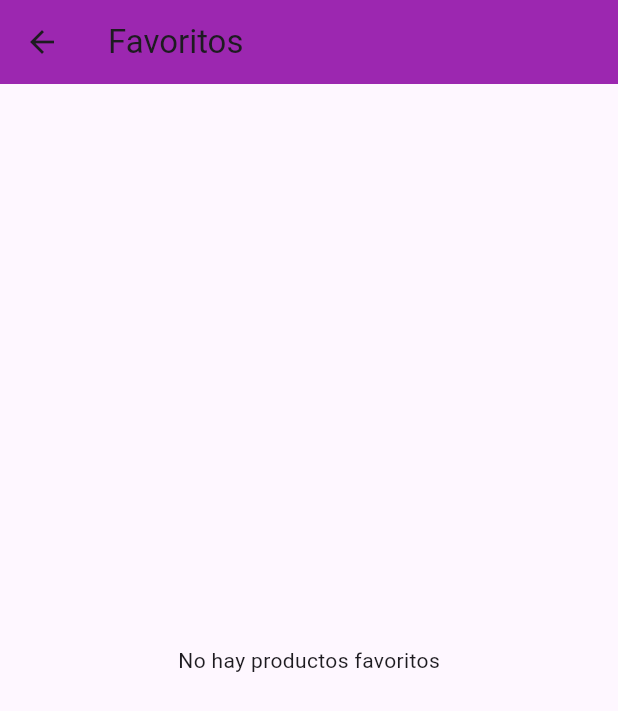
After one commit to ZabdiVent/Proyecto-Final, a Flutter app: the FavoritosPage screen opened directly, on a phone screen of 412 x 824 dp. The commit adds this screen. Shown: the top 711 px of the screen. Run offline on Flutter 3.47's test engine with Material 3 defaults, Android fonts, the phone set to English and light mode, and no system bars.

Commit message:
Commit 8 - Pantalla de visualización de producto y favoritos

```diff
--- /dev/null
+++ b/proyecto_final/lib/fragments/favorite.dart
@@ -0,0 +1,49 @@
+import 'package:flutter/material.dart';
+import 'package:proyecto_final/models/favmodel.dart';
+import 'package:proyecto_final/models/modelo.dart';
+
+class FavoritosPage extends StatefulWidget {
+  final List<Producto> favoritos;
+
+  FavoritosPage({required this.favoritos});
+
+  @override
+  _FavoritosPageState createState() => _FavoritosPageState();
+}
+
+class _FavoritosPageState extends State<FavoritosPage> {
+  void _removeFromFavorites(Producto producto) {
+    setState(() {
+      Favoritos.favoritos.remove(producto);
+    });
+  }
+
+  @override
+  Widget build(BuildContext context) {
+    return Scaffold(
+      appBar: AppBar(
+        title: Text('Favoritos'),
+        backgroundColor: Colors.purple,
+      ),
+      body: widget.favoritos.isEmpty
+          ? Center(child: Text('No hay productos favoritos'))
+          : ListView.builder(
+              itemCount: widget.favoritos.length,
+              itemBuilder: (context, index) {
+                final producto = widget.favoritos[index];
+                return ListTile(
+                  leading: Image.network(producto.image),
+                  title: Text(producto.title),
+                  subtitle: Text('\$${producto.price}'),
+                  trailing: IconButton(
+                    icon: Icon(Icons.remove_circle),
+                    onPressed: () {
+                      _removeFromFavorites(producto);
+                    },
+                  ),
+                );
+              },
+            ),
+    );
+  }
+}
--- /dev/null
+++ b/proyecto_final/lib/models/favmodel.dart
@@ -0,0 +1,5 @@
+import 'package:proyecto_final/models/modelo.dart';
+
+class Favoritos {
+  static List<Producto> favoritos = [];
+}
```
Also changed, not shown: proyecto_final/lib/Pages/home.dart (+8 -5 lines), proyecto_final/lib/fragments/productopage.dart (added, +153 -0 lines), proyecto_final/lib/fragments/productos_vista.dart (+11 -1 lines).
